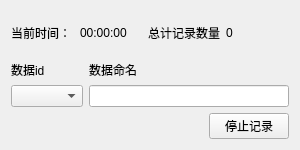
First picture: the form in heuRobocon/excelRecordManger.ui, repository 25u62010/heuRobot, before the edit.
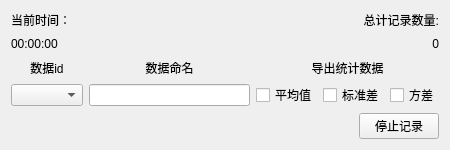
Second picture: the form after the edit.

Commit message: 优化了数据保存窗口的设计，增加了数据统计以及最小化到托盘功能

```diff
--- a/heuRobocon/excelRecordManger.ui
+++ b/heuRobocon/excelRecordManger.ui
@@ -6,19 +6,19 @@
    <rect>
     <x>0</x>
     <y>0</y>
-    <width>300</width>
+    <width>450</width>
     <height>150</height>
    </rect>
   </property>
   <property name="minimumSize">
    <size>
-    <width>300</width>
+    <width>450</width>
     <height>150</height>
    </size>
   </property>
   <property name="maximumSize">
    <size>
-    <width>300</width>
+    <width>450</width>
     <height>150</height>
    </size>
   </property>
@@ -29,10 +29,15 @@
    <item>
     <layout class="QHBoxLayout" name="horizontalLayout">
      <item>
+      <layout class="QVBoxLayout" name="verticalLayout_2">
+       <item>
       <widget class="QLabel" name="currentTimeLabel">
        <property name="text">
         <string>当前时间：</string>
        </property>
+         <property name="alignment">
+          <set>Qt::AlignLeading|Qt::AlignLeft|Qt::AlignVCenter</set>
+         </property>
       </widget>
      </item>
      <item>
@@ -40,12 +45,22 @@
        <property name="text">
         <string>00:00:00</string>
        </property>
-      </widget>
-     </item>
+         <property name="alignment">
+          <set>Qt::AlignLeading|Qt::AlignLeft|Qt::AlignVCenter</set>
+         </property>
+        </widget>
+       </item>
+      </layout>
+     </item>
+     <item>
+      <layout class="QVBoxLayout" name="verticalLayout_3">
      <item>
       <widget class="QLabel" name="pointTotalLabel">
        <property name="text">
-        <string>总计记录数量</string>
+          <string>总计记录数量:</string>
+         </property>
+         <property name="alignment">
+          <set>Qt::AlignRight|Qt::AlignTrailing|Qt::AlignVCenter</set>
        </property>
       </widget>
      </item>
@@ -54,37 +69,87 @@
        <property name="text">
         <string>0</string>
        </property>
+         <property name="alignment">
+          <set>Qt::AlignRight|Qt::AlignTrailing|Qt::AlignVCenter</set>
+         </property>
       </widget>
      </item>
     </layout>
    </item>
+    </layout>
+   </item>
    <item>
-    <layout class="QHBoxLayout" name="horizontalLayout_3">
-     <item>
-      <layout class="QVBoxLayout" name="verticalLayout_2">
-       <item>
+    <layout class="QGridLayout" name="gridLayout">
+     <item row="2" column="0">
+      <widget class="QComboBox" name="dataIDComboBox"/>
+     </item>
+     <item row="0" column="0">
         <widget class="QLabel" name="dataID">
          <property name="text">
           <string>数据id</string>
          </property>
-        </widget>
-       </item>
-       <item>
-        <widget class="QComboBox" name="dataIDComboBox"/>
-       </item>
-      </layout>
-     </item>
-     <item>
-      <layout class="QVBoxLayout" name="verticalLayout_3">
-       <item>
+       <property name="alignment">
+        <set>Qt::AlignCenter</set>
+       </property>
+      </widget>
+     </item>
+     <item row="0" column="2">
         <widget class="QLabel" name="dataNameLabel">
          <property name="text">
           <string>数据命名</string>
          </property>
-        </widget>
-       </item>
-       <item>
+       <property name="alignment">
+        <set>Qt::AlignCenter</set>
+       </property>
+      </widget>
+     </item>
+     <item row="2" column="2">
         <widget class="QLineEdit" name="dataNameEdit"/>
+     </item>
+     <item row="0" column="3">
+      <widget class="QLabel" name="label">
+       <property name="text">
+        <string>导出统计数据</string>
+       </property>
+       <property name="alignment">
+        <set>Qt::AlignCenter</set>
+       </property>
+      </widget>
+     </item>
+     <item row="2" column="3">
+      <layout class="QHBoxLayout" name="horizontalLayout_3">
+       <item>
+        <widget class="QCheckBox" name="averageImportCheckBox">
+         <property name="enabled">
+          <bool>true</bool>
+         </property>
+         <property name="text">
+          <string>平均值</string>
+         </property>
+         <property name="checked">
+          <bool>false</bool>
+         </property>
+        </widget>
+       </item>
+       <item>
+        <widget class="QCheckBox" name="stdDevImportCheckBox">
+         <property name="enabled">
+          <bool>true</bool>
+         </property>
+         <property name="text">
+          <string>标准差</string>
+         </property>
+        </widget>
+       </item>
+       <item>
+        <widget class="QCheckBox" name="varianceImportcheckBox">
+         <property name="enabled">
+          <bool>true</bool>
+         </property>
+         <property name="text">
+          <string>方差</string>
+         </property>
+        </widget>
        </item>
       </layout>
      </item>
```
Lines whose indentation alone changed are shown as unchanged. The commit also changes 38 other files.
